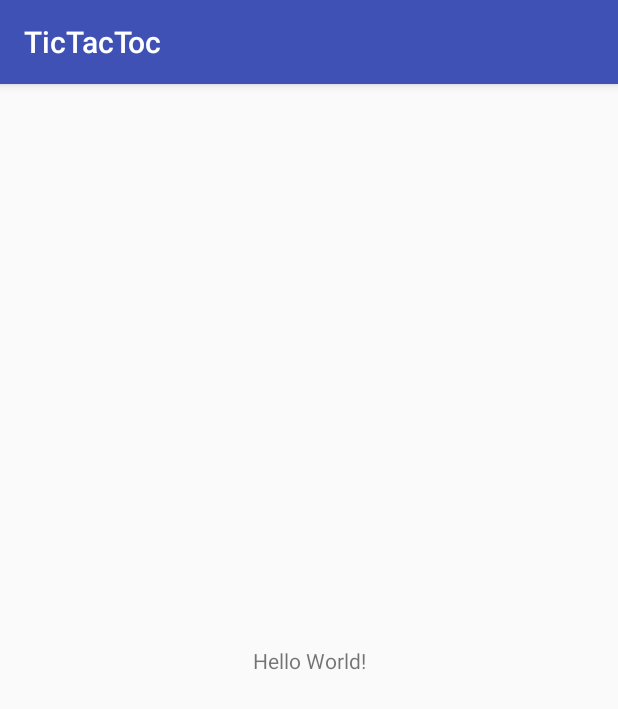
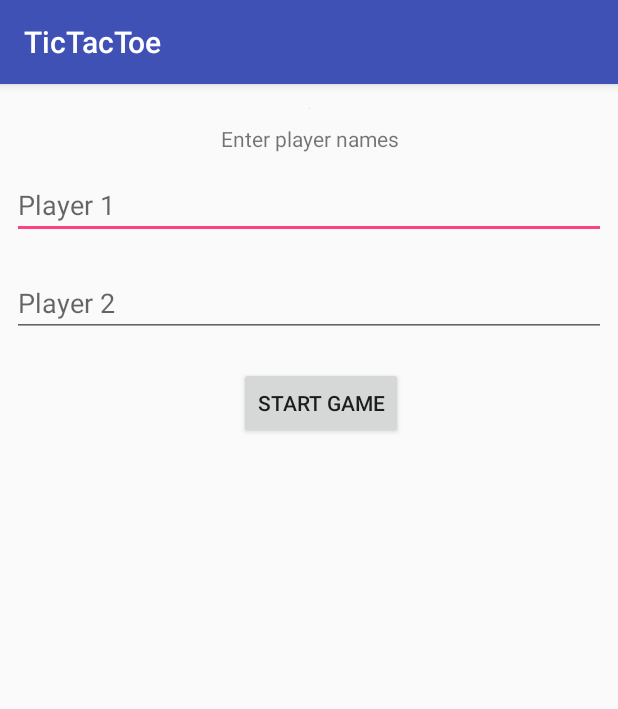
Before and after one commit to mizpablito/AndroidAppCourse, an Android app: the screen it shows after launch (MainActivity), on a phone screen of 412 x 824 dp. Shown: the top 709 px of the screen. Run offline under Robolectric (Android 15) with nearby library versions, the phone set to English and light mode, and no system bars; our stand-ins replace Picasso; pictures from the network do not load.

```diff
--- a/TicTacToc/app/build.gradle
+++ b/TicTacToc/app/build.gradle
@@ -25,4 +25,5 @@ dependencies {
     testImplementation 'junit:junit:4.12'
     androidTestImplementation 'com.android.support.test:runner:1.0.1'
     androidTestImplementation 'com.android.support.test.espresso:espresso-core:3.0.1'
+    compile 'com.squareup.picasso:picasso:2.5.2'
 }
--- a/TicTacToc/app/src/main/AndroidManifest.xml
+++ b/TicTacToc/app/src/main/AndroidManifest.xml
@@ -1,6 +1,8 @@
 <?xml version="1.0" encoding="utf-8"?>
 <manifest xmlns:android="http://schemas.android.com/apk/res/android"
     package="pl.dpriv.tictactoc">
+
+    <uses-permission android:name="android.permission.INTERNET" />
 
     <application
         android:allowBackup="true"
@@ -16,6 +18,7 @@
                 <category android:name="android.intent.category.LAUNCHER" />
             </intent-filter>
         </activity>
+        <activity android:name=".GamesActivity" />
     </application>
 
 </manifest>
--- a/TicTacToc/app/src/main/java/pl/dpriv/tictactoc/MainActivity.java
+++ b/TicTacToc/app/src/main/java/pl/dpriv/tictactoc/MainActivity.java
@@ -1,13 +1,63 @@
 package pl.dpriv.tictactoc;
 
+import android.content.Intent;
 import android.support.v7.app.AppCompatActivity;
 import android.os.Bundle;
+import android.view.View;
+import android.widget.Button;
+import android.widget.EditText;
+import android.widget.ImageView;
+
+import com.squareup.picasso.Picasso;
 
 public class MainActivity extends AppCompatActivity {
+
+    ImageView imageViewLogo;
+    EditText p1, p2;
+    Button btnStart;
 
     @Override
     protected void onCreate(Bundle savedInstanceState) {
         super.onCreate(savedInstanceState);
         setContentView(R.layout.activity_main);
+
+        //LOGO
+        imageViewLogo = findViewById(R.id.imageViewLogo);
+        Picasso.with(this)
+                .load("https://4.bp.blogspot.com/-UGd-nOoMK5g/WBd6ICqoumI/AAAAAAAAHXI/_6oeNhPtdHUqi6iUStCLvUvDUGV1S82VQCLcB/s1600/tttmarqlrg.gif")
+                .into(imageViewLogo);
+
+        //BTN
+        btnStart = findViewById(R.id.buttonStartGame);
+
+        //PLAYERS
+        p1 = findViewById(R.id.editTextPlayerFirst);
+        p2 = findViewById(R.id.editTextPlayerSecond);
+
+
+
+    }
+
+    public void startGame(View view) {
+        String play1 = p1.getText().toString();
+        String play2 = p2.getText().toString();
+
+        if(!play1.isEmpty() && !play2.isEmpty()) {
+            Intent i = new Intent(this, GamesActivity.class);
+
+
+            i.putExtra("firstPlayer", play1);
+            i.putExtra("secondPlayer", play2);
+
+            startActivity(i);
+        }
+        else if(play1.isEmpty())
+        {
+            p1.setError("Enter name first player");
+        }
+        else
+        {
+            p2.setError("Enter name second player");
+        }
     }
 }
--- /dev/null
+++ b/TicTacToc/app/src/main/res/drawable/ic_empty.xml
@@ -0,0 +1,4 @@
+<vector android:height="90dp" android:viewportHeight="24.0"
+    android:viewportWidth="24.0" android:width="90dp" xmlns:android="http://schemas.android.com/apk/res/android">
+    <path android:fillColor="#FF000000" android:pathData="M19,5v14H5V5h14m0,-2H5c-1.1,0 -2,0.9 -2,2v14c0,1.1 0.9,2 2,2h14c1.1,0 2,-0.9 2,-2V5c0,-1.1 -0.9,-2 -2,-2z"/>
+</vector>
--- /dev/null
+++ b/TicTacToc/app/src/main/res/drawable/ic_o.xml
@@ -0,0 +1,4 @@
+<vector android:height="90dp" android:viewportHeight="24.0"
+    android:viewportWidth="24.0" android:width="90dp" xmlns:android="http://schemas.android.com/apk/res/android">
+    <path android:fillColor="#FF000000" android:pathData="M12,2C6.47,2 2,6.47 2,12s4.47,10 10,10 10,-4.47 10,-10S17.53,2 12,2zM12,20c-4.41,0 -8,-3.59 -8,-8s3.59,-8 8,-8 8,3.59 8,8 -3.59,8 -8,8z"/>
+</vector>
--- /dev/null
+++ b/TicTacToc/app/src/main/res/drawable/ic_x.xml
@@ -0,0 +1,4 @@
+<vector android:height="90dp" android:viewportHeight="24.0"
+    android:viewportWidth="24.0" android:width="90dp" xmlns:android="http://schemas.android.com/apk/res/android">
+    <path android:fillColor="#FF000000" android:pathData="M19,6.41L17.59,5 12,10.59 6.41,5 5,6.41 10.59,12 5,17.59 6.41,19 12,13.41 17.59,19 19,17.59 13.41,12z"/>
+</vector>
--- a/TicTacToc/app/src/main/res/layout/activity_main.xml
+++ b/TicTacToc/app/src/main/res/layout/activity_main.xml
@@ -6,13 +6,72 @@
     android:layout_height="match_parent"
     tools:context="pl.dpriv.tictactoc.MainActivity">
 
-    <TextView
+    <ImageView
+        android:id="@+id/imageViewLogo"
         android:layout_width="wrap_content"
         android:layout_height="wrap_content"
-        android:text="Hello World!"
-        app:layout_constraintBottom_toBottomOf="parent"
-        app:layout_constraintLeft_toLeftOf="parent"
-        app:layout_constraintRight_toRightOf="parent"
-        app:layout_constraintTop_toTopOf="parent" />
+        android:layout_marginEnd="16dp"
+        android:layout_marginStart="16dp"
+        android:layout_marginTop="16dp"
+        app:layout_constraintEnd_toEndOf="parent"
+        app:layout_constraintStart_toStartOf="parent"
+        app:layout_constraintTop_toTopOf="parent"
+        app:srcCompat="@mipmap/ic_launcher" />
 
+    <EditText
+        android:id="@+id/editTextPlayerFirst"
+        android:layout_width="match_parent"
+        android:layout_height="wrap_content"
+        android:layout_marginEnd="8dp"
+        android:layout_marginStart="8dp"
+        android:layout_marginTop="12dp"
+        android:ems="10"
+        android:hint="@string/textEditPlayerFirst"
+        android:inputType="textPersonName"
+        app:layout_constraintEnd_toEndOf="parent"
+        app:layout_constraintHorizontal_bias="0.0"
+        app:layout_constraintStart_toStartOf="parent"
+        app:layout_constraintTop_toBottomOf="@+id/textViewInfoEnterNames" />
+
+    <EditText
+        android:id="@+id/editTextPlayerSecond"
+        android:layout_width="match_parent"
+        android:layout_height="wrap_content"
+        android:layout_marginEnd="8dp"
+        android:layout_marginStart="8dp"
+        android:layout_marginTop="20dp"
+        android:ems="10"
+        android:hint="@string/textEditPlayerSecond"
+        android:inputType="textPersonName"
+        app:layout_constraintEnd_toEndOf="@+id/editTextPlayerFirst"
+        app:layout_constraintHorizontal_bias="0.0"
+        app:layout_constraintStart_toStartOf="@+id/editTextPlayerFirst"
+        app:layout_constraintTop_toBottomOf="@+id/editTextPlayerFirst" />
+
+    <Button
+        android:id="@+id/buttonStartGame"
+        android:layout_width="wrap_content"
+        android:layout_height="wrap_content"
+        android:layout_marginEnd="8dp"
+        android:layout_marginStart="8dp"
+        android:layout_marginTop="20dp"
+        android:onClick="startGame"
+        android:text="@string/button_startGame"
+        app:layout_constraintEnd_toEndOf="@+id/editTextPlayerSecond"
+        app:layout_constraintHorizontal_bias="0.501"
+        app:layout_constraintStart_toStartOf="@+id/editTextPlayerSecond"
+        app:layout_constraintTop_toBottomOf="@+id/editTextPlayerSecond" />
+
+    <TextView
+        android:id="@+id/textViewInfoEnterNames"
+        android:layout_width="wrap_content"
+        android:layout_height="wrap_content"
+        android:layout_marginEnd="8dp"
+        android:layout_marginStart="8dp"
+        android:layout_marginTop="10dp"
+        android:text="Enter player names"
+        android:textAlignment="center"
+        app:layout_constraintEnd_toEndOf="parent"
+        app:layout_constraintStart_toStartOf="parent"
+        app:layout_constraintTop_toBottomOf="@+id/imageViewLogo" />
 </android.support.constraint.ConstraintLayout>
--- a/TicTacToc/app/src/main/res/values/strings.xml
+++ b/TicTacToc/app/src/main/res/values/strings.xml
@@ -1,3 +1,6 @@
 <resources>
-    <string name="app_name">TicTacToc</string>
+    <string name="app_name">TicTacToe</string>
+    <string name="button_startGame">Start Game</string>
+    <string name="textEditPlayerFirst">Player 1</string>
+    <string name="textEditPlayerSecond">Player 2</string>
 </resources>
```
Also changed, not shown: TicTacToc/app/src/main/java/pl/dpriv/tictactoc/GamesActivity.java (added, +33 -0 lines), TicTacToc/app/src/main/res/layout/activity_games.xml (added, +116 -0 lines).
